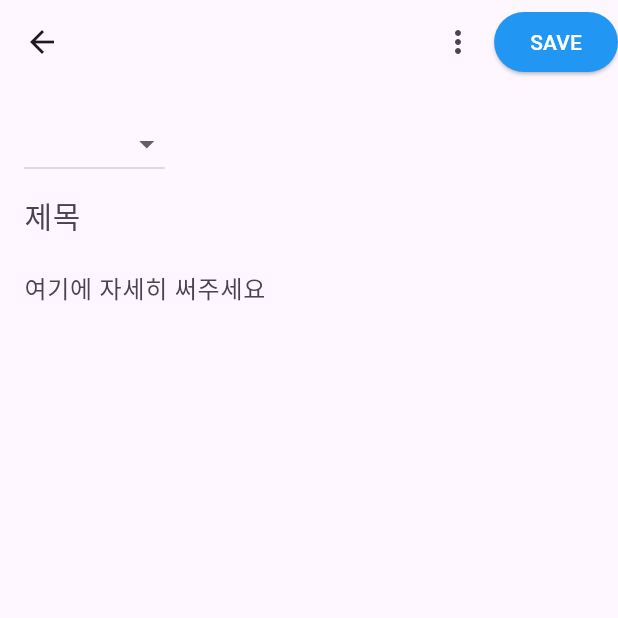
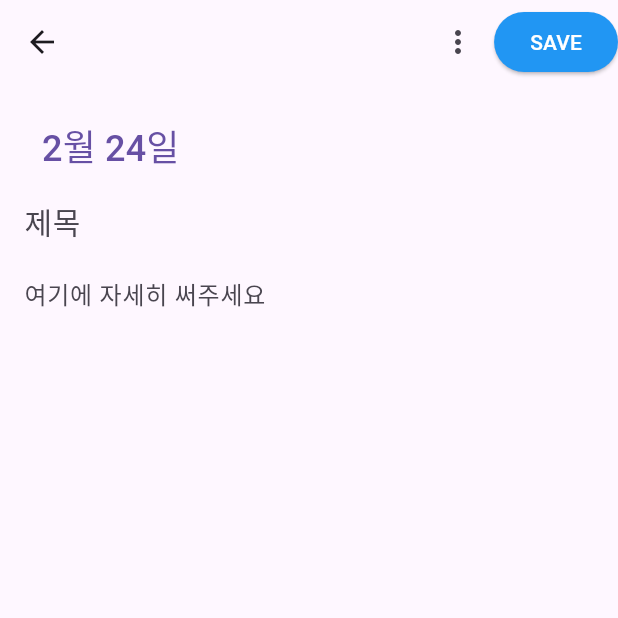
Before and after one commit to Richter3766/my_memory, a Flutter app: the screen it shows after launch, after a tap on the "add" icon, on a phone screen of 412 x 824 dp, the top half of it. Run offline on Flutter 3.47's test engine with Material 3 defaults, Android fonts, the phone set to English and light mode, and no system bars; our stand-ins replace sqflite, table_calendar; accounts and stored records are empty.

Commit message:
post 페이지에서 날짜 선택할 수 있도록 수정

```diff
--- a/lib/views/pages/home.dart
+++ b/lib/views/pages/home.dart
@@ -1,4 +1,5 @@
 import 'package:flutter/material.dart';
+import 'package:flutter_localizations/flutter_localizations.dart';
 import '../widgets/app_bar/home_app_bar.dart';
 import '../widgets/body/home_body.dart';
 import '../widgets/bottom_bar/home_bottom_bar.dart';
@@ -16,6 +17,12 @@ class HomePage extends StatelessWidget {
         primarySwatch: Colors.blue,
         visualDensity: VisualDensity.adaptivePlatformDensity,
       ),
+      localizationsDelegates: const [
+        GlobalMaterialLocalizations.delegate,
+        GlobalWidgetsLocalizations.delegate,
+        GlobalCupertinoLocalizations.delegate,
+      ],
+      supportedLocales: const [Locale('ko', 'KR')],
       routes: {
         '/home': (context) => const MainPage(),
       },
--- a/lib/views/widgets/body/post_body.dart
+++ b/lib/views/widgets/body/post_body.dart
@@ -1,4 +1,5 @@
 import 'package:flutter/material.dart';
+import 'package:intl/intl.dart';
 import 'package:my_memory/models/post_item.dart';
 
 class PostBody extends StatefulWidget {
@@ -15,31 +16,46 @@ class PostBody extends StatefulWidget {
 }
 
 class _PostBodyState extends State<PostBody>{
+  late DateTime _selectedDate;
   @override
   void initState() {
+    _selectedDate = DateTime.now();
     widget.titleController.text = widget.postItem?.title ?? '';
     widget.contentController.text = widget.postItem?.content ?? '';
     super.initState();
   }
 
+  Future<void> _selectDate(BuildContext context) async {
+    final DateTime? picked = await showDatePicker(
+        context: context,
+        initialDate: _selectedDate,
+        firstDate: DateTime(2000, 8),
+        lastDate: DateTime(2101));
+    if (picked != null && picked != _selectedDate) {
+      setState(() {
+        _selectedDate = picked;
+      });
+    }
+  }
+
   @override
   Widget build(BuildContext context) {
-    return Padding(
+    return  Padding(
       padding: const EdgeInsets.all(16.0),
       child: Column(
         crossAxisAlignment: CrossAxisAlignment.start,
         children: <Widget>[
-          DropdownButton<String>(
-            items: <String>['Feb 2024', 'Mar 2024', 'Apr 2024'].map((
-                String value) {
-              return DropdownMenuItem<String>(
-                value: value,
-                child: Text(value),
-              );
-            }).toList(),
-            onChanged: (_) {
-              // 날짜 변경 기능
+          TextButton(
+            onPressed: () {
+              _selectDate(context);
             },
+            child: Text(
+                DateFormat('M월 d일').format(_selectedDate),
+              style: const TextStyle(
+                fontSize: 24
+              ),
+            ),
+
           ),
           TextField(
             controller: widget.titleController,
@@ -69,4 +85,5 @@ class _PostBodyState extends State<PostBody>{
       ),
     );
   }
+
 }
```
Also changed, not shown: pubspec.yaml (+5 -2 lines), pubspec.lock.
